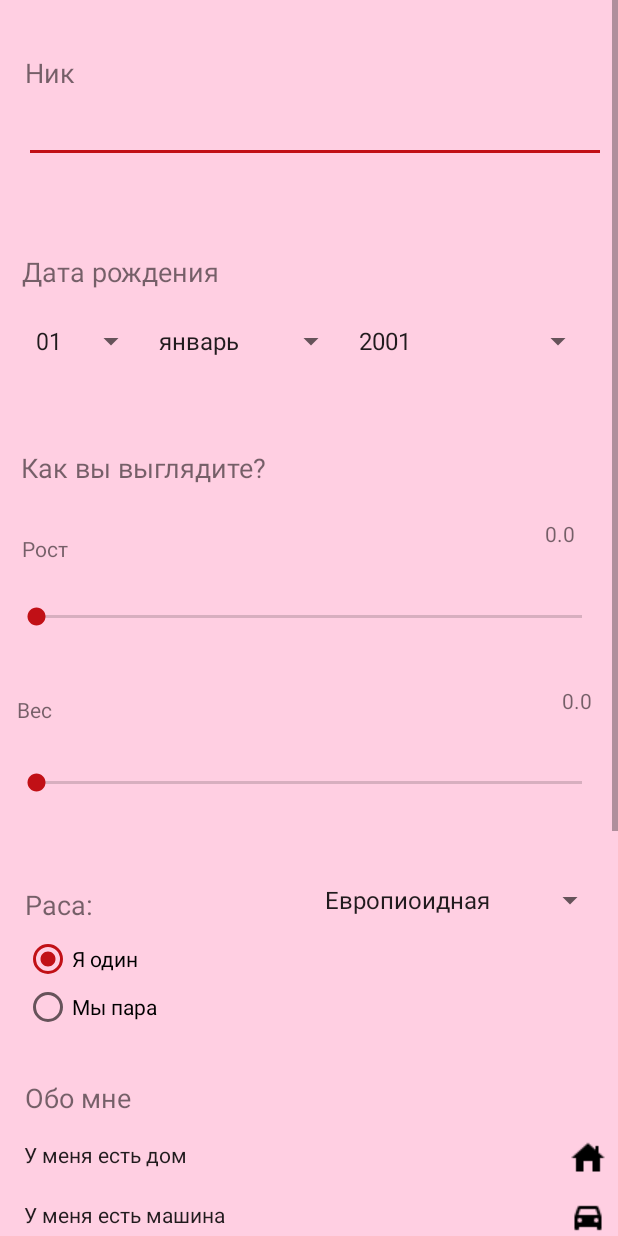
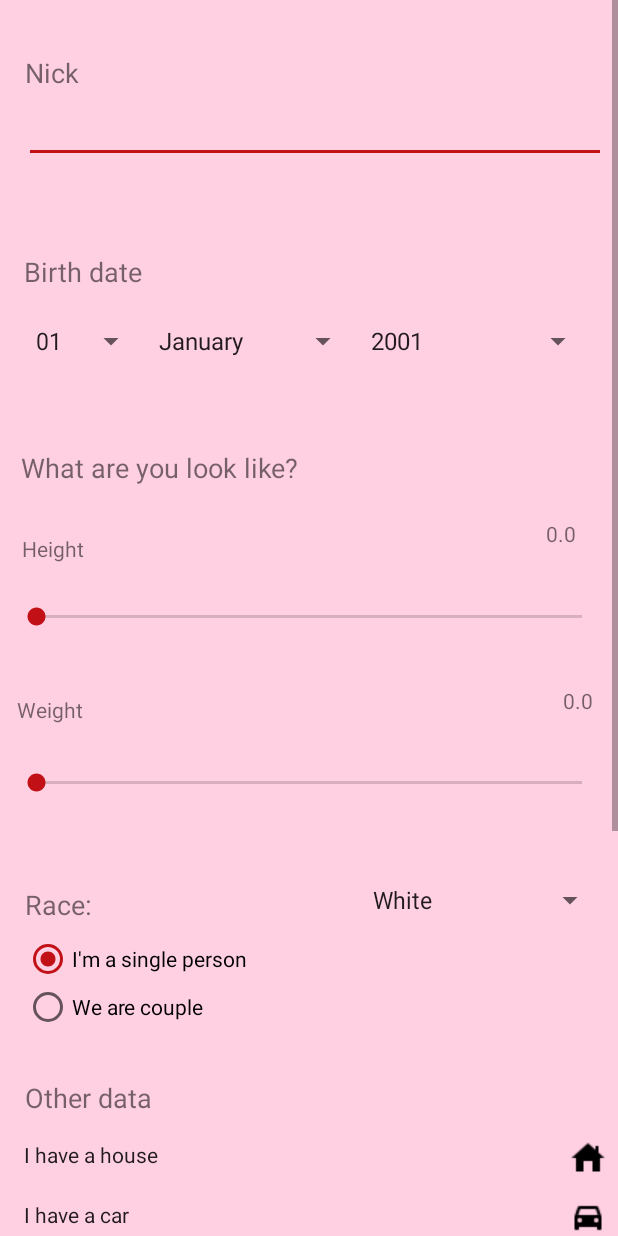
Before and after one commit to salikhfirebase/DatingApp2.0.0.1, an Android app: the layout activity_the_profile_editing.xml on its own in the app's theme, with its tools: preview values and no code run, on a phone screen of 412 x 824 dp. Run offline under Robolectric (Android 15) with nearby library versions, the phone set to English and light mode, and no system bars.

Commit message:
зарефакторил

```diff
--- a/app/src/main/java/com/dreams/best/PictureSetupActivity.kt
+++ b/app/src/main/java/com/dreams/best/PictureSetupActivity.kt
@@ -128,7 +128,7 @@ class PictureSetupActivity : AppCompatActivity() {
                 if (grantResults.isNotEmpty() && grantResults[0] == PackageManager.PERMISSION_GRANTED) {
 
                 } else {
-                    Toast.makeText(this, "Вы не дали доступ", Toast.LENGTH_SHORT).show()
+                    Toast.makeText(this, "You didn't give access", Toast.LENGTH_SHORT).show()
                 }
             }
         }
--- a/app/src/main/java/com/dreams/best/ProfileActivity.kt
+++ b/app/src/main/java/com/dreams/best/ProfileActivity.kt
@@ -39,7 +39,7 @@ class ProfileActivity : AppCompatActivity(), NavigationView.OnNavigationItemSele
         super.onCreate(savedInstanceState)
         setContentView(R.layout.activity_profile)
         setSupportActionBar(user_toolbar)
-        user_toolbar.title = "Найди настоящую любовь"
+        user_toolbar.title = "Your dream"
 
         val toggle = ActionBarDrawerToggle(
             this, drawer_layout, user_toolbar, R.string.navigation_drawer_open, R.string.navigation_drawer_close
--- a/app/src/main/java/com/dreams/best/fragments/TheLastRegFragment.kt
+++ b/app/src/main/java/com/dreams/best/fragments/TheLastRegFragment.kt
@@ -77,7 +77,7 @@ class TheLastRegFragment : Fragment() {
                 startActivity(intent1)
 
             } else {
-                Toast.makeText(this.requireContext(), "Примите правила пользования", Toast.LENGTH_SHORT).show()
+                Toast.makeText(this.requireContext(), "Accept terms and conditions", Toast.LENGTH_SHORT).show()
             }
 
         }
--- a/app/src/main/res/layout/activity_main.xml
+++ b/app/src/main/res/layout/activity_main.xml
@@ -95,7 +95,7 @@
             app:layout_constraintVertical_bias="0.139"
             android:onClick="onCreateAccButtonClick"/>
     <TextView
-            android:text="Уже зарегистрированы?"
+            android:text="@string/already_have_an_account"
             android:layout_width="wrap_content"
             android:layout_height="wrap_content"
             android:id="@+id/have_acc_text_view" android:layout_marginTop="8dp"
@@ -106,7 +106,7 @@
             android:layout_marginEnd="8dp" android:layout_marginRight="8dp" android:textColor="@android:color/white"
             app:layout_constraintHorizontal_bias="0.317" app:layout_constraintVertical_bias="0.534"/>
     <TextView
-            android:text="Войти"
+            android:text="@string/sign_in_text"
             android:layout_width="wrap_content"
             android:clickable="true"
             android:onClick="onSignInButtonClick"
--- a/app/src/main/res/layout/activity_picture_setup.xml
+++ b/app/src/main/res/layout/activity_picture_setup.xml
@@ -26,7 +26,7 @@
             android:textColor="@color/browser_actions_bg_grey"
             android:textSize="16sp"
             android:id="@+id/picture_taking_button"
-            android:text="Сделать фото"
+            android:text="@string/take_a_picture"
             android:layout_width="match_parent"
             android:layout_height="wrap_content"
             android:layout_marginTop="8dp"
--- a/app/src/main/res/layout/activity_the_profile_editing.xml
+++ b/app/src/main/res/layout/activity_the_profile_editing.xml
@@ -194,7 +194,7 @@
                 app:layout_constraintVertical_bias="0.0" app:layout_constraintTop_toBottomOf="@+id/edit_race_txt_view">
 
             <RadioButton
-                    android:layout_width="match_parent"
+                    android:layout_width="wrap_content"
                     android:layout_height="wrap_content"
                     android:text="@string/i_m_a_single_person" android:id="@+id/enter_single_person_rbutton"
                     android:checked="true" android:clickable="true"/>
--- a/app/src/main/res/layout/fragment_other_data.xml
+++ b/app/src/main/res/layout/fragment_other_data.xml
@@ -11,7 +11,7 @@
             android:id="@+id/enter_other_tview"
             android:layout_width="300dp"
             android:layout_height="wrap_content"
-            android:text="Мы отправили код на вашу почту для подтверждения"
+            android:text="@string/we_sent_confirmation_to_your_account"
             android:layout_marginTop="8dp"
             app:layout_constraintTop_toTopOf="parent" android:layout_marginBottom="8dp"
             app:layout_constraintBottom_toBottomOf="parent" app:layout_constraintEnd_toEndOf="parent"
--- a/app/src/main/res/layout/fragment_the_last_reg.xml
+++ b/app/src/main/res/layout/fragment_the_last_reg.xml
@@ -87,16 +87,16 @@
             <RadioButton
                     android:layout_width="match_parent"
                     android:layout_height="wrap_content"
-                    android:text="Я ищу разовые встречи для отдыха" android:id="@+id/enter_one_time_radio_button"
+                    android:text="@string/i_m_looking_for_time_to_time_meets" android:id="@+id/enter_one_time_radio_button"
                     android:checked="true" android:clickable="true" android:textSize="18sp"/>
             <RadioButton
                     android:layout_width="match_parent"
                     android:layout_height="wrap_content"
-                    android:text="Я ищу серьезные отношения" android:id="@+id/enter_serious_radio_button" android:clickable="true"
+                    android:text="@string/i_m_looking_for_serious_relationships" android:id="@+id/enter_serious_radio_button" android:clickable="true"
                     android:textSize="18sp"/>
         </RadioGroup>
         <TextView
-                android:text="Что для вас предпочтительнее?"
+                android:text="@string/what_do_you_prefer"
                 android:layout_width="wrap_content"
                 android:layout_height="wrap_content"
                 android:id="@+id/preferneces_text_view" app:layout_constraintEnd_toEndOf="parent" android:layout_marginEnd="8dp"
--- a/app/src/main/res/layout/fragment_the_sign_in.xml
+++ b/app/src/main/res/layout/fragment_the_sign_in.xml
@@ -58,7 +58,7 @@
             android:textAllCaps="false"
             android:textColor="@color/browser_actions_bg_grey"
             android:textSize="16sp"
-            android:text="Войти"
+            android:text="@string/sign_in_text"
             android:layout_width="match_parent"
             android:layout_height="wrap_content"
             android:id="@+id/enter_log_in_button" android:layout_marginTop="24dp"
--- a/app/src/main/res/values/strings.xml
+++ b/app/src/main/res/values/strings.xml
@@ -2,23 +2,23 @@
     <string name="app_name">Your dream</string>
     <string name="facebook_app_id">318294232450493</string>
     <string name="fb_login_protocol_scheme">fb318294232450493</string>
-    <string name="att_result">Результат</string>
-    <string name="or_delimeter">или</string>
-    <string name="create_account">Создать аккаунт</string>
+    <string name="att_result">Result</string>
+    <string name="or_delimeter">or</string>
+    <string name="create_account">Create account</string>
 
     <!-- TODO: Remove or change this placeholder text -->
     <string name="hello_blank_fragment">Hello blank fragment</string>
-    <string name="nickname">Ник</string>
-    <string name="birth_date">Дата рождения</string>
-    <string name="your_nickname">Ваш никнейм</string>
-    <string name="what_are_you_like">Как вы выглядите?</string>
-    <string name="height">Рост</string>
+    <string name="nickname">Nick</string>
+    <string name="birth_date">Birth date</string>
+    <string name="your_nickname">Your nick</string>
+    <string name="what_are_you_like">What are you look like?</string>
+    <string name="height">Height</string>
     <string name="default_seekbar">0.0</string>
-    <string name="weight_seekbar">Вес</string>
+    <string name="weight_seekbar">Weight</string>
     <string name="default_weight">0.0</string>
-    <string name="race">Раса:</string>
-    <string name="reg_form_email">Почта</string>
-    <string name="reg_form_password">Пароль</string>
+    <string name="race">Race:</string>
+    <string name="reg_form_email">Email</string>
+    <string name="reg_form_password">Password</string>
 
     <string-array name="days">
         <item>01</item>
@@ -55,18 +55,18 @@
     </string-array>
 
     <string-array name="months">
-        <item>январь</item>
-        <item>февраль</item>
-        <item>март</item>
-        <item>апрель</item>
-        <item>май</item>
-        <item>июнь</item>
-        <item>июль</item>
-        <item>август</item>
-        <item>сентябрь</item>
-        <item>октябрь</item>
-        <item>ноябрь</item>
-        <item>декабрь</item>
+        <item>January</item>
+        <item>February</item>
+        <item>March</item>
+        <item>April</item>
+        <item>May</item>
+        <item>June</item>
+        <item>July</item>
+        <item>August</item>
+        <item>September</item>
+        <item>October</item>
+        <item>November</item>
+        <item>December</item>
     </string-array>
 
     <string-array name="years">
@@ -135,33 +135,47 @@
     </string-array>
 
     <string-array name="races">
-        <item>Европиоидная</item>
-        <item>Темнокожая (AA)</item>
-        <item>Азиатская</item>
-        <item>Латино</item>
-        <item>Ам. Индеец</item>
-        <item>Кор. Гавайская</item>
+        <item>White</item>
+        <item>Black (AA)</item>
+        <item>Asian</item>
+        <item>Latino</item>
+        <item>Am. Indian</item>
+        <item>Nat. Hawaiian</item>
     </string-array>
     <string name="title_activity_user_profile">UserProfileActivity</string>
     <string name="navigation_drawer_open">Open navigation drawer</string>
     <string name="navigation_drawer_close">Close navigation drawer</string>
     <string name="nav_header_title">Android Studio</string>
     <string name="nav_header_subtitle">android.studio@android.com</string>
-    <string name="nav_header_desc">Заголовок</string>
-    <string name="action_settings">Настройки</string>
-    <string name="other_data_text_view">Обо мне</string>
-    <string name="have_house_text_view">У меня есть дом</string>
-    <string name="have_car_text_view">У меня есть машина</string>
-    <string name="i_m_a_single_person">Я один</string>
-    <string name="we_are_a_couple">Мы пара</string>
-    <string name="have_motorcycle_text_view">У меня есть мотоцикл</string>
-    <string name="make_it_clear">Хотелось прояснить *</string>
-    <string name="optional_text_view">* Необязательно</string>
-    <string name="agreement_checkbox">Я принимаю</string>
-    <string name="terms_and_conditions">Правила и условия использования</string>
-    <string name="select_from_gallery">Выбрать из галереи</string>
+    <string name="nav_header_desc">Header</string>
+    <string name="action_settings">Settings</string>
+    <string name="other_data_text_view">Other data</string>
+    <string name="have_house_text_view">I have a house</string>
+    <string name="have_car_text_view">I have a car</string>
+    <string name="i_m_a_single_person">I\'m a single person</string>
+    <string name="we_are_a_couple">We are couple</string>
+    <string name="have_motorcycle_text_view">I have a motorcycle</string>
+    <string name="make_it_clear">I want to make clear *</string>
+    <string name="optional_text_view">* Optional</string>
+    <string name="agreement_checkbox">I accept</string>
+    <string name="terms_and_conditions">Terms and conditions</string>
+    <string name="select_from_gallery">Choose from gallery</string>
     <string name="your_age">Ваш возраст</string>
     <string name="less_twenty_five">Меньше 25</string>
     <string name="twenty_five_nine">25-29</string>
     <string name="more_thirty">Больше 30</string>
+    <string name="already_have_an_account">Already have an account?</string>
+    <string name="we_sent_confirmation_to_your_account">We sent confirmation to your account</string>
+    <string name="i_m_looking_for_time_to_time_meets">I\'m looking for time to time meets</string>
+    <string name="i_m_looking_for_serious_relationships">I\'m looking for serious relationships</string>
+    <string name="what_do_you_prefer">What do you prefer?</string>
+    <string name="sign_in_text">Sign In</string>
+    <string name="take_a_picture">Take a picture</string>
+    <string name="messages">Messages</string>
+    <string name="profile">Profile</string>
+    <string name="free_stars">Free stars</string>
+    <string name="chat">Chat</string>
+    <string name="help">Help</string>
+    <string name="feedback">Feedback</string>
+    <string name="log_out">Log out</string>
 </resources>
```
Also changed, not shown: app/src/main/java/com/dreams/best/ui/SplashActivity.kt (+6 -4 lines), app/src/main/res/menu/activity_user_profile_drawer.xml (+7 -7 lines).
